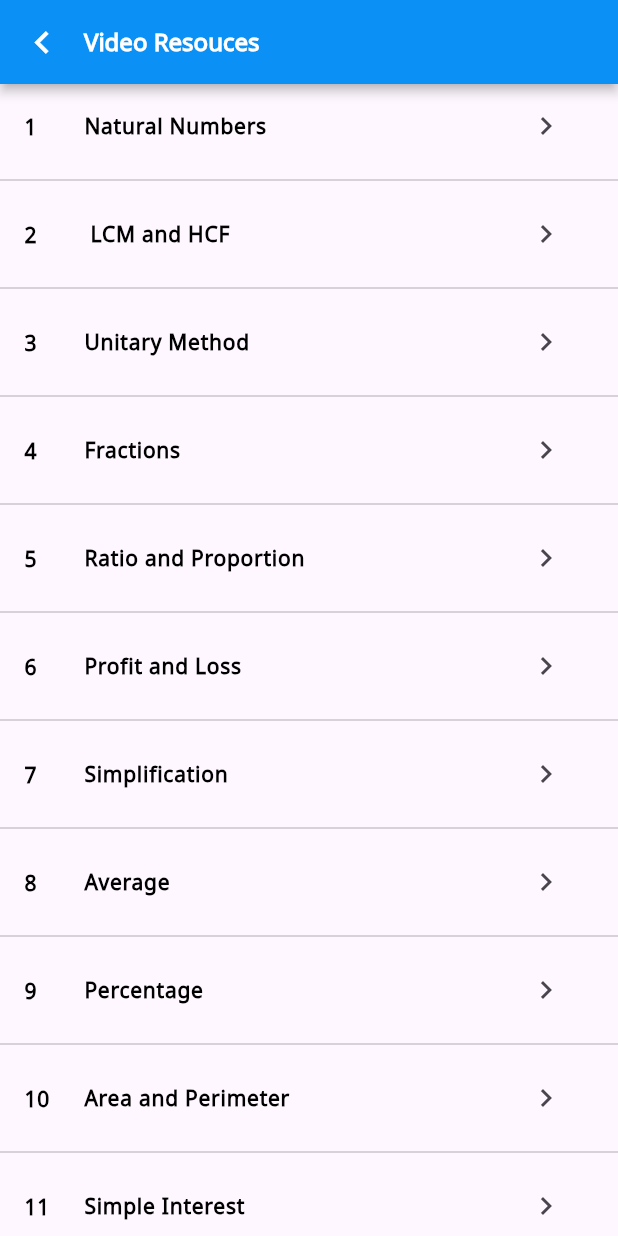
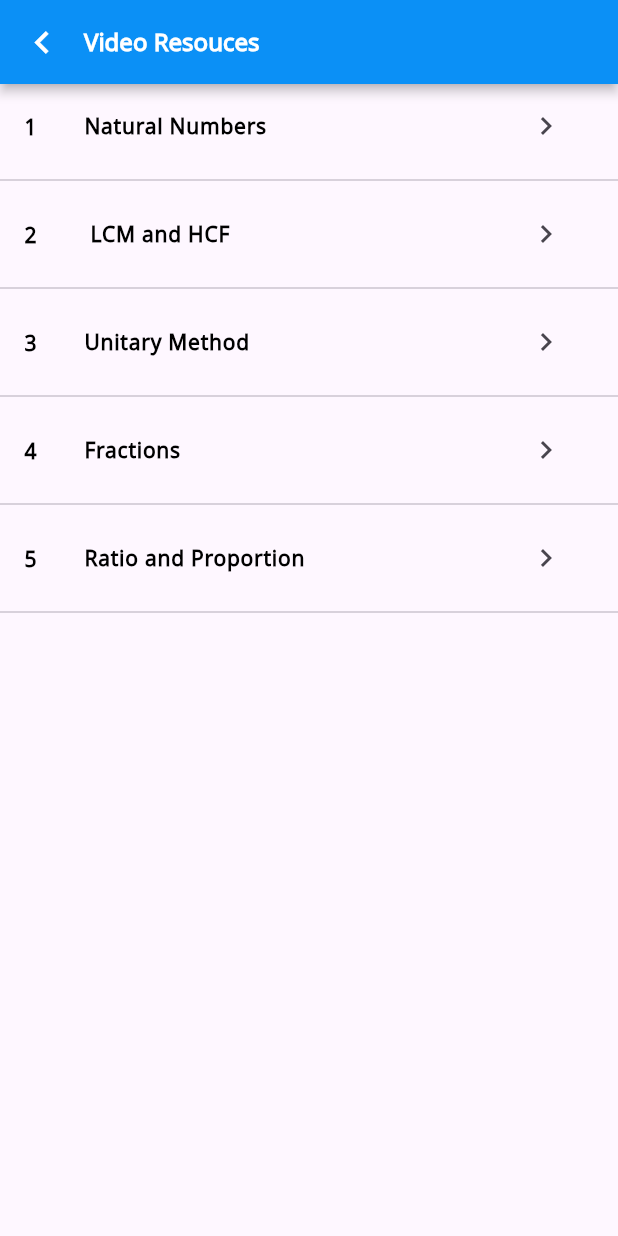
Before and after one commit to Kumaravel1607/Childrensmedha, a Flutter app: the ResourceVideo screen opened directly, on a phone screen of 412 x 824 dp. Run offline on Flutter 3.47's test engine with Material 3 defaults, Android fonts, the phone set to English and light mode, and no system bars; our stand-ins replace carousel_slider, circle_nav_bar, flutter_credit_card, flutter_html, flutter_markdown, flutter_svg and 3 more.

Commit message:
video commit

```diff
--- a/lib/Resource_Screen/Video.dart
+++ b/lib/Resource_Screen/Video.dart
@@ -29,16 +29,16 @@ final List<Course> CourseData = [
   Course(id: '3', name: 'Unitary Method'),
   Course(id: '4', name: 'Fractions'),
   Course(id: '5', name: 'Ratio and Proportion'),
-  Course(id: '6', name: 'Profit and Loss'),
-  Course(id: '7', name: 'Simplification'),
-  Course(id: '8', name: 'Average'),
-  Course(id: '9', name: 'Percentage'),
-  Course(id: '10', name: 'Area and Perimeter'),
-  Course(id: '11', name: 'Simple Interest'),
-  Course(id: '12', name: 'Lines and Angles'),
-  Course(id: '13', name: 'Complementary and Supplementary Angles'),
-  Course(id: '14', name: 'Conversion of Units'),
-  Course(id: '15', name: 'Roman Numerals'),
+  // Course(id: '6', name: 'Profit and Loss'),
+  // Course(id: '7', name: 'Simplification'),
+  // Course(id: '8', name: 'Average'),
+  // Course(id: '9', name: 'Percentage'),
+  // Course(id: '10', name: 'Area and Perimeter'),
+  // Course(id: '11', name: 'Simple Interest'),
+  // Course(id: '12', name: 'Lines and Angles'),
+  // Course(id: '13', name: 'Complementary and Supplementary Angles'),
+  // Course(id: '14', name: 'Conversion of Units'),
+  // Course(id: '15', name: 'Roman Numerals'),
 ];
 
 class _ResourceVideoState extends State<ResourceVideo> {
```
